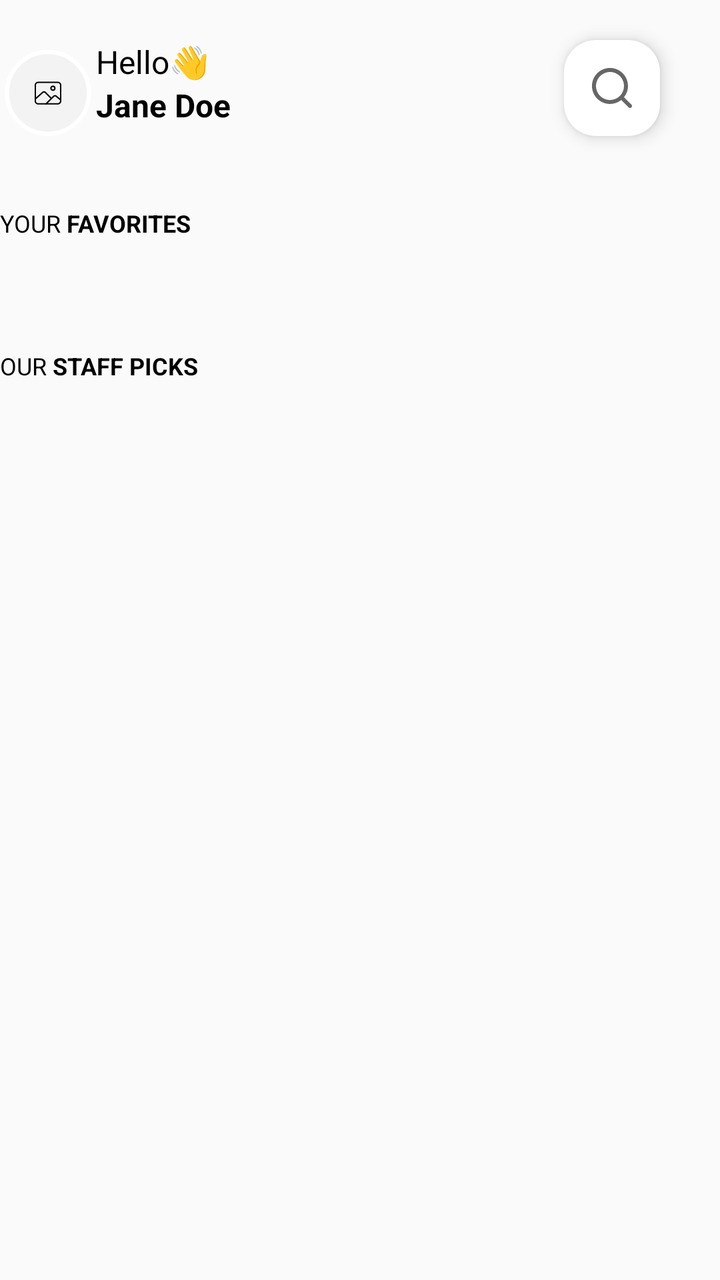
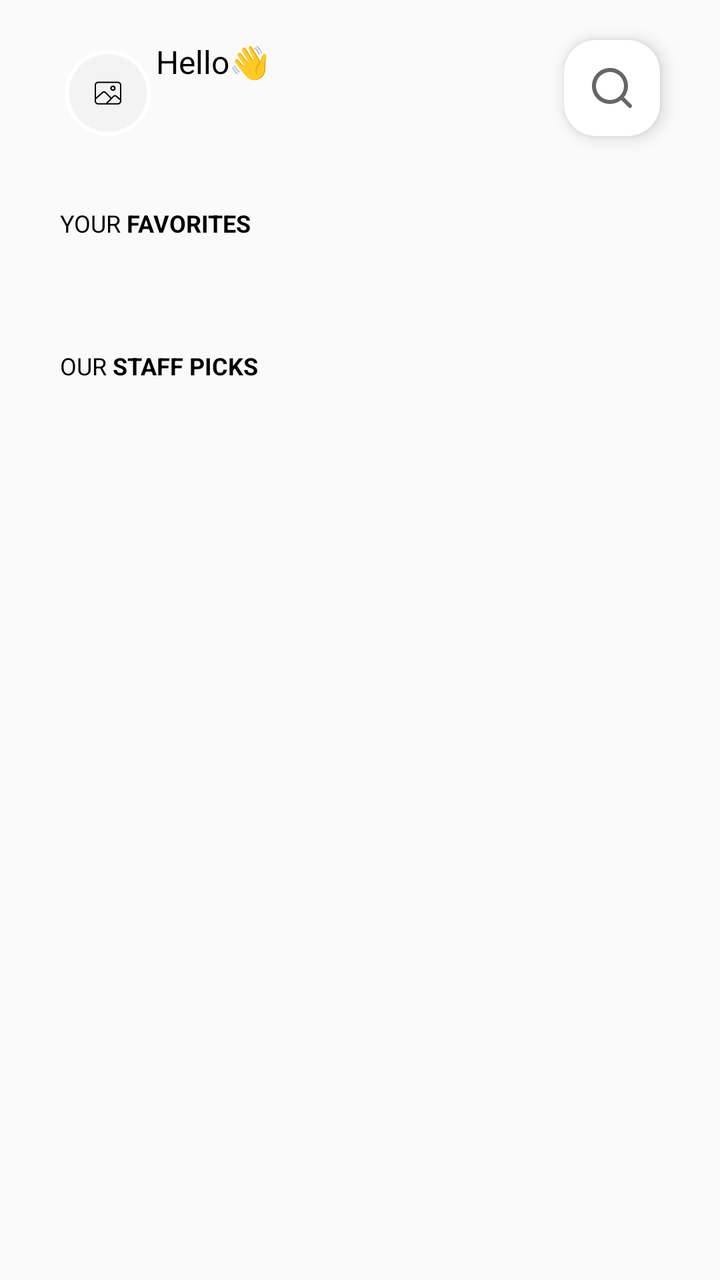

Screens rendered from an Android XML layout before and after an edit, with the pre-edit source and the edit as a unified diff.
<!-- AndroidManifest.xml: application theme Theme.MovieCRUDApp -->
<!-- res/layout/layout_home.xml -->
<?xml version="1.0" encoding="utf-8"?>
<layout xmlns:android="http://schemas.android.com/apk/res/android"
    xmlns:app="http://schemas.android.com/apk/res-auto">

    <androidx.constraintlayout.widget.ConstraintLayout
        android:layout_width="match_parent"
        android:layout_height="match_parent"
        android:clipChildren="false"
        android:layout_marginStart="30dp">

        <ImageView
            android:id="@+id/imageProfile"
            android:layout_width="48dp"
            android:layout_height="48dp"
            android:layout_marginTop="20dp"
            android:src="@drawable/image_picker_icon"
            app:layout_constraintEnd_toStartOf="@+id/sectionProfileInfo"
            app:layout_constraintStart_toStartOf="parent"
            app:layout_constraintTop_toTopOf="parent" />

        <LinearLayout
            android:id="@+id/sectionProfileInfo"
            android:layout_width="wrap_content"
            android:layout_height="wrap_content"
            android:layout_marginTop="20dp"
            android:orientation="vertical"
            app:layout_constraintStart_toEndOf="@+id/imageProfile"
            app:layout_constraintTop_toTopOf="parent">

            <TextView
                android:layout_width="wrap_content"
                android:layout_height="wrap_content"
                android:textColor="@color/black"
                android:textSize="16sp"
                android:text="@string/movie_crud_label_greeting" />

            <TextView
                android:layout_width="wrap_content"
                android:layout_height="wrap_content"
                android:textColor="@color/black"
                android:textSize="16sp"
                android:text="Jane Doe"
                android:textStyle="bold" />
        </LinearLayout>

        <ImageButton
            android:id="@+id/buttonSearch"
            android:layout_width="48dp"
            android:layout_height="48dp"
            android:background="@drawable/rounded_corner_input"
            android:contentDescription="@string/movie_crud_search_icon_cd"
            android:elevation="5dp"
            android:src="@drawable/ic_search"
            android:layout_marginTop="20dp"
            android:layout_marginEnd="30dp"
            app:layout_constraintEnd_toEndOf="parent"
            app:layout_constraintTop_toTopOf="parent" />

        <TextView
            android:id="@+id/labelYourFavorites"
            android:layout_width="wrap_content"
            android:layout_height="wrap_content"
            android:text="@string/movie_crud_label_your_favorites"
            android:layout_marginTop="40dp"
            android:paddingBottom="15dp"
            android:textColor="@color/black"
            android:textSize="12sp"
            android:textAllCaps="true"
            app:layout_constraintStart_toStartOf="parent"
            app:layout_constraintTop_toBottomOf="@+id/sectionProfileInfo" />

        <androidx.recyclerview.widget.RecyclerView
            android:id="@+id/rvMovieFavorites"
            android:layout_width="match_parent"
            android:layout_height="wrap_content"
            android:clipChildren="false"
            app:layout_constraintTop_toBottomOf="@+id/labelYourFavorites" />

        <TextView
            android:id="@+id/labelStaffPicks"
            android:layout_width="wrap_content"
            android:layout_height="wrap_content"
            android:text="@string/movie_crud_label_staff_picks"
            android:layout_marginTop="40dp"
            android:textColor="@color/black"
            android:paddingBottom="15dp"
            android:textSize="12sp"
            android:textAllCaps="true"
            app:layout_constraintStart_toStartOf="parent"
            app:layout_constraintTop_toBottomOf="@+id/rvMovieFavorites" />

        <androidx.recyclerview.widget.RecyclerView
            android:id="@+id/rvStaffPicks"
            android:layout_width="match_parent"
            android:layout_height="wrap_content"
            app:layout_constraintTop_toBottomOf="@+id/labelStaffPicks" />

    </androidx.constraintlayout.widget.ConstraintLayout>
</layout>
<!-- resources referenced by this layout -->
<resources>
  <color name="black">#FF000000</color>
  <!-- drawable ic_search (drawable) -->
  <vector xmlns:android="http://schemas.android.com/apk/res/android"
      android:width="24dp"
      android:height="24dp"
      android:viewportWidth="24"
      android:viewportHeight="24">
    <path
        android:pathData="M21.71,20.29L18,16.61C19.44,14.814 20.138,12.535 19.949,10.241C19.76,7.947 18.7,5.813 16.986,4.277C15.271,2.741 13.034,1.92 10.733,1.982C8.432,2.045 6.243,2.988 4.615,4.615C2.988,6.243 2.045,8.432 1.982,10.733C1.92,13.034 2.74,15.271 4.277,16.986C5.813,18.7 7.947,19.76 10.241,19.949C12.535,20.138 14.814,19.44 16.61,18L20.29,21.68C20.383,21.774 20.494,21.848 20.615,21.899C20.737,21.95 20.868,21.976 21,21.976C21.132,21.976 21.263,21.95 21.385,21.899C21.506,21.848 21.617,21.774 21.71,21.68C21.89,21.493 21.991,21.244 21.991,20.985C21.991,20.726 21.89,20.476 21.71,20.29ZM11,18C9.616,18 8.262,17.59 7.111,16.82C5.96,16.051 5.063,14.958 4.533,13.679C4.003,12.4 3.864,10.992 4.135,9.634C4.405,8.276 5.071,7.029 6.05,6.05C7.029,5.071 8.276,4.405 9.634,4.135C10.992,3.864 12.4,4.003 13.679,4.533C14.958,5.063 16.051,5.96 16.82,7.111C17.59,8.262 18,9.616 18,11C18,12.856 17.263,14.637 15.95,15.95C14.637,17.263 12.856,18 11,18Z"
        android:fillColor="#000000"
        android:fillAlpha="0.6"/>
  </vector>
  <!-- drawable image_picker_icon (drawable) -->
  <vector xmlns:android="http://schemas.android.com/apk/res/android"
      android:width="136dp"
      android:height="136dp"
      android:viewportWidth="136"
      android:viewportHeight="136">
    <path
        android:pathData="M68,75m-58,0a58,58 0,1 1,116 0a58,58 0,1 1,-116 0"
        android:strokeWidth="6"
        android:fillColor="#F3F3F3"
        android:strokeColor="#ffffff"/>
    <path
        android:pathData="M81.85,60H54.15C51.86,60 50,61.86 50,64.15V86.31C50,88.6 51.86,90.46 54.15,90.46H81.85C84.14,90.46 86,88.6 86,86.31V64.15C86,61.86 84.14,60 81.85,60Z"
        android:strokeLineJoin="round"
        android:strokeWidth="2"
        android:fillColor="#00000000"
        android:strokeColor="#000000"/>
    <path
        android:pathData="M74.92,71.08C76.45,71.08 77.69,69.84 77.69,68.31C77.69,66.78 76.45,65.54 74.92,65.54C73.39,65.54 72.15,66.78 72.15,68.31C72.15,69.84 73.39,71.08 74.92,71.08Z"
        android:strokeWidth="2"
        android:fillColor="#00000000"
        android:strokeColor="#000000"/>
    <path
        android:pathData="M72.15,82.14L64.31,74.3C63.81,73.81 63.14,73.52 62.43,73.5C61.73,73.47 61.04,73.72 60.51,74.19L50,83.54"
        android:strokeLineJoin="round"
        android:strokeWidth="2"
        android:fillColor="#00000000"
        android:strokeColor="#000000"
        android:strokeLineCap="round"/>
    <path
        android:pathData="M65.23,90.46L75.9,79.79C76.39,79.3 77.05,79.01 77.74,78.98C78.43,78.95 79.1,79.17 79.64,79.61L86,84.92"
        android:strokeLineJoin="round"
        android:strokeWidth="2"
        android:fillColor="#00000000"
        android:strokeColor="#000000"
        android:strokeLineCap="round"/>
  </vector>
  <!-- drawable rounded_corner_input (drawable) -->
  <?xml version="1.0" encoding="utf-8"?>
  <shape
      xmlns:android="http://schemas.android.com/apk/res/android"
      android:shape="rectangle">
      <solid android:color="@color/white"/>
      <corners android:radius="16dp" />
  </shape>
  <string name="movie_crud_label_greeting">Hello👋</string>
  <string name="movie_crud_label_staff_picks">Our <b>Staff Picks</b></string>
  <string name="movie_crud_label_your_favorites">Your <b>Favorites</b></string>
  <string name="movie_crud_search_icon_cd">MovieCRUDApp Image Search Icon</string>
  <style name="Theme.MovieCRUDApp" parent="Theme.AppCompat.Light.NoActionBar">
  
      </style>
  <color name="white">#FFFFFFFF</color>
</resources>

<!-- the commit's change to res/layout/layout_home.xml (unified diff, before → after) -->
@@ -2,98 +2,112 @@
 <layout xmlns:android="http://schemas.android.com/apk/res/android"
     xmlns:app="http://schemas.android.com/apk/res-auto">
 
-    <androidx.constraintlayout.widget.ConstraintLayout
+    <data>
+        <variable
+            name="viewmodel"
+            type="com.jmrsa.moviecrudapp.presentation.fragments.home.HomeViewModel" />
+    </data>
+
+    <ScrollView
+        android:id="@+id/scrollViewHome"
         android:layout_width="match_parent"
-        android:layout_height="match_parent"
-        android:clipChildren="false"
-        android:layout_marginStart="30dp">
+        android:layout_height="match_parent">
 
-        <ImageView
-            android:id="@+id/imageProfile"
-            android:layout_width="48dp"
-            android:layout_height="48dp"
-            android:layout_marginTop="20dp"
-            android:src="@drawable/image_picker_icon"
-            app:layout_constraintEnd_toStartOf="@+id/sectionProfileInfo"
-            app:layout_constraintStart_toStartOf="parent"
-            app:layout_constraintTop_toTopOf="parent" />
-
-        <LinearLayout
-            android:id="@+id/sectionProfileInfo"
-            android:layout_width="wrap_content"
-            android:layout_height="wrap_content"
-            android:layout_marginTop="20dp"
-            android:orientation="vertical"
-            app:layout_constraintStart_toEndOf="@+id/imageProfile"
-            app:layout_constraintTop_toTopOf="parent">
-
-            <TextView
-                android:layout_width="wrap_content"
-                android:layout_height="wrap_content"
-                android:textColor="@color/black"
-                android:textSize="16sp"
-                android:text="@string/movie_crud_label_greeting" />
-
-            <TextView
-                android:layout_width="wrap_content"
-                android:layout_height="wrap_content"
-                android:textColor="@color/black"
-                android:textSize="16sp"
-                android:text="Jane Doe"
-                android:textStyle="bold" />
-        </LinearLayout>
-
-        <ImageButton
-            android:id="@+id/buttonSearch"
-            android:layout_width="48dp"
-            android:layout_height="48dp"
-            android:background="@drawable/rounded_corner_input"
-            android:contentDescription="@string/movie_crud_search_icon_cd"
-            android:elevation="5dp"
-            android:src="@drawable/ic_search"
-            android:layout_marginTop="20dp"
-            android:layout_marginEnd="30dp"
-            app:layout_constraintEnd_toEndOf="parent"
-            app:layout_constraintTop_toTopOf="parent" />
-
-        <TextView
-            android:id="@+id/labelYourFavorites"
-            android:layout_width="wrap_content"
-            android:layout_height="wrap_content"
-            android:text="@string/movie_crud_label_your_favorites"
-            android:layout_marginTop="40dp"
-            android:paddingBottom="15dp"
-            android:textColor="@color/black"
-            android:textSize="12sp"
-            android:textAllCaps="true"
-            app:layout_constraintStart_toStartOf="parent"
-            app:layout_constraintTop_toBottomOf="@+id/sectionProfileInfo" />
-
-        <androidx.recyclerview.widget.RecyclerView
-            android:id="@+id/rvMovieFavorites"
+        <androidx.constraintlayout.widget.ConstraintLayout
             android:layout_width="match_parent"
             android:layout_height="wrap_content"
             android:clipChildren="false"
-            app:layout_constraintTop_toBottomOf="@+id/labelYourFavorites" />
+            android:layout_marginStart="30dp">
 
-        <TextView
-            android:id="@+id/labelStaffPicks"
-            android:layout_width="wrap_content"
-            android:layout_height="wrap_content"
-            android:text="@string/movie_crud_label_staff_picks"
-            android:layout_marginTop="40dp"
-            android:textColor="@color/black"
-            android:paddingBottom="15dp"
-            android:textSize="12sp"
-            android:textAllCaps="true"
-            app:layout_constraintStart_toStartOf="parent"
-            app:layout_constraintTop_toBottomOf="@+id/rvMovieFavorites" />
+            <ImageView
+                android:id="@+id/imageProfile"
+                android:layout_width="48dp"
+                android:layout_height="48dp"
+                android:layout_marginTop="20dp"
+                android:src="@drawable/image_picker_icon"
+                app:layout_constraintEnd_toStartOf="@+id/sectionProfileInfo"
+                app:layout_constraintStart_toStartOf="parent"
+                app:layout_constraintTop_toTopOf="parent" />
 
-        <androidx.recyclerview.widget.RecyclerView
-            android:id="@+id/rvStaffPicks"
-            android:layout_width="match_parent"
-            android:layout_height="wrap_content"
-            app:layout_constraintTop_toBottomOf="@+id/labelStaffPicks" />
+            <LinearLayout
+                android:id="@+id/sectionProfileInfo"
+                android:layout_width="wrap_content"
+                android:layout_height="wrap_content"
+                android:layout_marginTop="20dp"
+                android:orientation="vertical"
+                app:layout_constraintStart_toEndOf="@+id/imageProfile"
+                app:layout_constraintTop_toTopOf="parent">
 
-    </androidx.constraintlayout.widget.ConstraintLayout>
+                <TextView
+                    android:layout_width="wrap_content"
+                    android:layout_height="wrap_content"
+                    android:textColor="@color/black"
+                    android:textSize="16sp"
+                    android:text="@string/movie_crud_label_greeting" />
+
+                <TextView
+                    android:layout_width="wrap_content"
+                    android:layout_height="wrap_content"
+                    android:textColor="@color/black"
+                    android:textSize="16sp"
+                    android:text="@{viewmodel.viewState.user.userName}"
+                    android:textStyle="bold" />
+            </LinearLayout>
+
+            <ImageButton
+                android:id="@+id/buttonSearch"
+                android:layout_width="48dp"
+                android:layout_height="48dp"
+                android:background="@drawable/rounded_corner_input"
+                android:contentDescription="@string/movie_crud_search_icon_cd"
+                android:elevation="5dp"
+                android:src="@drawable/ic_search"
+                android:layout_marginTop="20dp"
+                android:layout_marginEnd="30dp"
+                app:layout_constraintEnd_toEndOf="parent"
+                app:layout_constraintTop_toTopOf="parent" />
+
+            <TextView
+                android:id="@+id/labelYourFavorites"
+                android:layout_width="wrap_content"
+                android:layout_height="wrap_content"
+                android:text="@string/movie_crud_label_your_favorites"
+                android:layout_marginTop="40dp"
+                android:paddingBottom="15dp"
+                android:textColor="@color/black"
+                android:textSize="12sp"
+                android:textAllCaps="true"
+                app:layout_constraintStart_toStartOf="parent"
+                app:layout_constraintTop_toBottomOf="@+id/sectionProfileInfo" />
+
+            <androidx.recyclerview.widget.RecyclerView
+                android:id="@+id/rvMovieFavorites"
+                android:layout_width="match_parent"
+                android:layout_height="wrap_content"
+                android:clipChildren="false"
+                app:layout_constraintTop_toBottomOf="@+id/labelYourFavorites" />
+
+            <TextView
+                android:id="@+id/labelStaffPicks"
+                android:layout_width="wrap_content"
+                android:layout_height="wrap_content"
+                android:text="@string/movie_crud_label_staff_picks"
+                android:layout_marginTop="40dp"
+                android:textColor="@color/black"
+                android:paddingBottom="15dp"
+                android:textSize="12sp"
+                android:textAllCaps="true"
+                app:layout_constraintStart_toStartOf="parent"
+                app:layout_constraintTop_toBottomOf="@+id/rvMovieFavorites" />
+
+            <androidx.recyclerview.widget.RecyclerView
+                android:id="@+id/rvStaffPicks"
+                android:layout_width="match_parent"
+                android:layout_height="wrap_content"
+                android:clipChildren="false"
+                app:layout_constraintTop_toBottomOf="@+id/labelStaffPicks" />
+
+        </androidx.constraintlayout.widget.ConstraintLayout>
+
+    </ScrollView>
 </layout>
